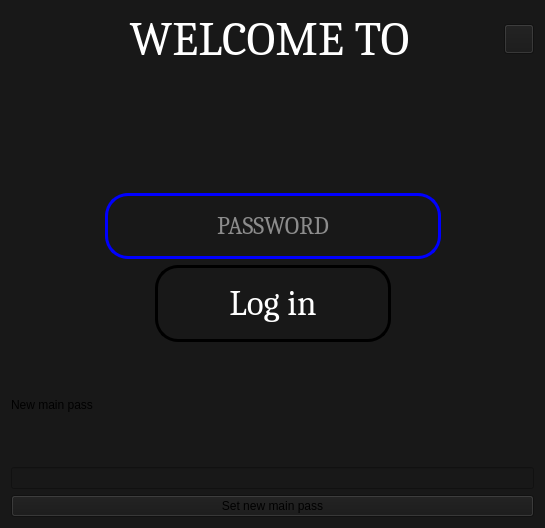
Before: the Qt Designer form res/gui/gui_login.ui in thekonon/pwmanager, drawn with Qt 5.
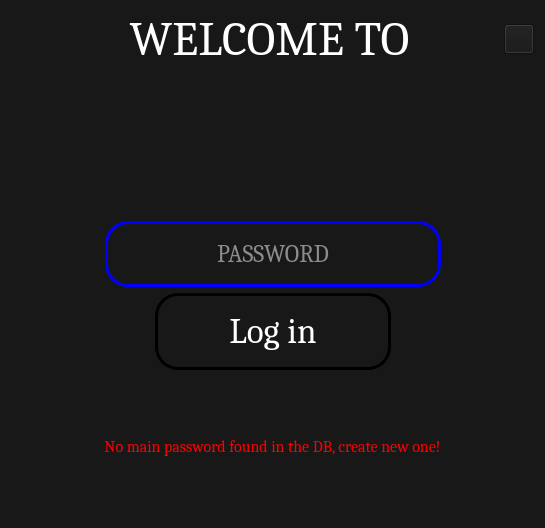
After: the same form once the commit is applied. Icons and pictures are not drawn.

Commit message: Setting up main password in process

Diff of the .ui file:
```diff
--- a/res/gui/gui_login.ui
+++ b/res/gui/gui_login.ui
@@ -235,41 +235,24 @@
      </property>
      <property name="font">
       <font>
+       <family>Cambria</family>
+       <pointsize>12</pointsize>
        <bold>false</bold>
       </font>
      </property>
+     <property name="styleSheet">
+      <string notr="true">QLabel {
+    color: red;
+}</string>
+     </property>
      <property name="text">
-      <string>New main pass</string>
+      <string>No main password found in the DB, create new one!</string>
      </property>
-    </widget>
-   </item>
-   <item>
-    <widget class="QLineEdit" name="MainPWEdit">
-     <property name="enabled">
-      <bool>true</bool>
+     <property name="alignment">
+      <set>Qt::AlignCenter</set>
      </property>
-     <property name="font">
-      <font>
-       <bold>false</bold>
-      </font>
-     </property>
-     <property name="echoMode">
-      <enum>QLineEdit::PasswordEchoOnEdit</enum>
-     </property>
-    </widget>
-   </item>
-   <item>
-    <widget class="QPushButton" name="SetPasswordButton">
-     <property name="enabled">
-      <bool>true</bool>
-     </property>
-     <property name="font">
-      <font>
-       <bold>false</bold>
-      </font>
-     </property>
-     <property name="text">
-      <string>Set new main pass</string>
+     <property name="openExternalLinks">
+      <bool>false</bool>
      </property>
     </widget>
    </item>
```
Left out of the diff: 6 changed lines with no effect on the pictures. The commit also changes 2 other files.
